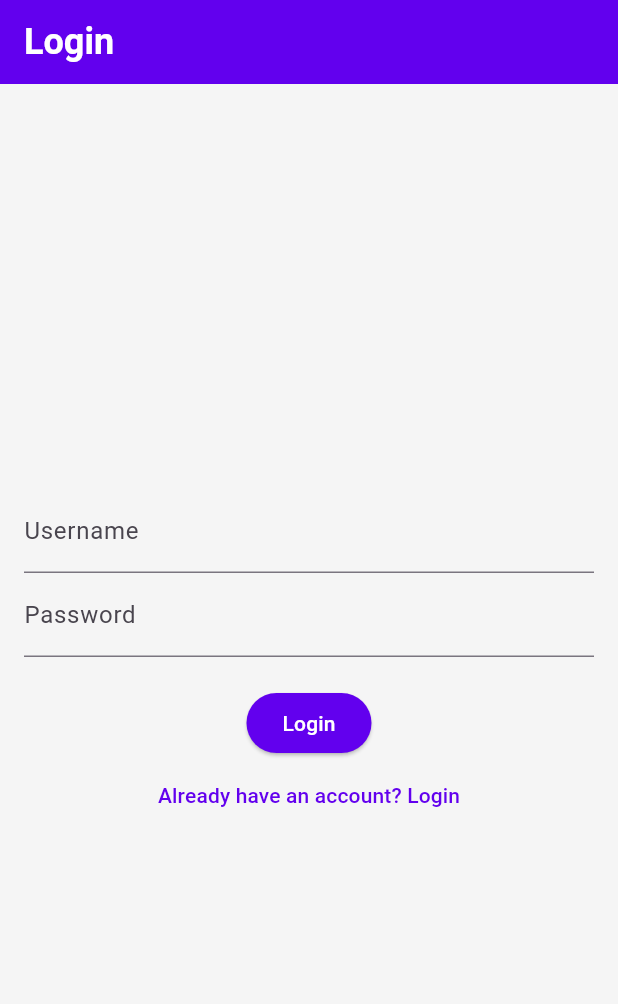
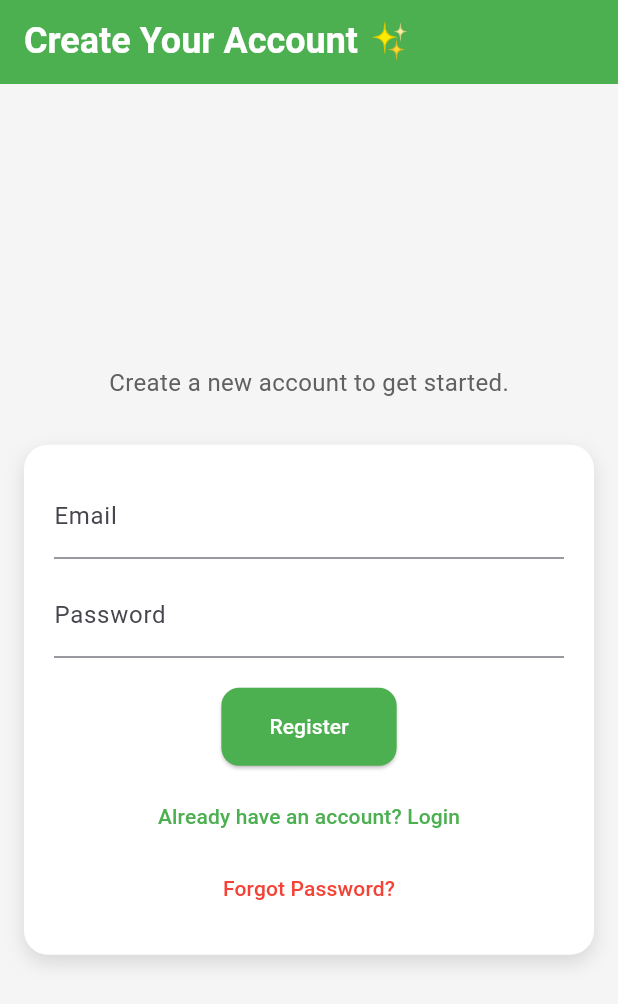
Before and after one commit to axel-flutter-dev/CS2_investment_tracker, a Flutter app: the screen it shows after launch, after a tap on an icon or button, on a phone screen of 412 x 824 dp. Shown: the top 1004 px of the screen. Run offline on Flutter 3.47's test engine with Material 3 defaults, Android fonts, the phone set to English and light mode, and no system bars; our stand-ins replace firebase_auth, firebase_core; accounts and stored records are empty; network calls fail.

Commit message:
login page complete!

```diff
--- a/lib/screens/login_screen.dart
+++ b/lib/screens/login_screen.dart
@@ -1,4 +1,5 @@
 import 'package:firebase_auth/firebase_auth.dart';
+import 'package:firebase_core/firebase_core.dart';
 import 'package:flutter/material.dart';
 import 'package:my_app/screens/main_screen.dart';
 import 'package:my_app/services/login_service.dart';
@@ -13,7 +14,9 @@ class LoginScreen extends StatefulWidget {
 class _LoginScreenState extends State<LoginScreen> {
   final TextEditingController _emailController = TextEditingController();
   final TextEditingController _passwordController = TextEditingController();
+  final TextEditingController _resetEmailController = TextEditingController();
   final LoginService _loginService = LoginService();
+  Color _colorPage = Colors.blue;
 
   bool _isLoading = false;
   bool _isLogin = true; // Toggle between login and register
@@ -30,14 +33,42 @@ class _LoginScreenState extends State<LoginScreen> {
           email: _emailController.text.trim(),
           password: _passwordController.text.trim(),
         );
-        if (user != null) _navigateToDashboard();
+        if (user != null) {
+          _emailController.clear();
+          _passwordController.clear();
+          _navigateToDashboard();
+        }
+
       } else {
         // Register
-        final user = await _loginService.registerWithEmail(
+        await _loginService.registerWithEmail(
           email: _emailController.text.trim(),
           password: _passwordController.text.trim(),
         );
-        if (user != null) _navigateToDashboard();
+        // Don't auto-login after registration
+        await FirebaseAuth.instance.signOut();
+
+        // ✅ FIXED showDialog syntax
+        showDialog(
+          context: context,
+          builder: (context) => AlertDialog(
+            title: const Text('Verify Your Email 📧'),
+            content: Text(
+              'A verification link has been sent to ${_emailController.text.trim()}. '
+              'Please verify your email before logging in.',
+            ),
+            actions: [
+              TextButton(
+                onPressed: () {
+                  Navigator.of(context).pop();
+
+                  _toggleFormMode(); // switch to login mode
+                },
+                child: const Text('OK'),
+              ),
+            ],
+          ),
+        );
       }
     } on FirebaseAuthException catch (e) {
       ScaffoldMessenger.of(
@@ -52,6 +83,41 @@ class _LoginScreenState extends State<LoginScreen> {
     }
   }
 
+  void _showResetPasswordDialog() {
+    showDialog(
+      context: context,
+      builder: (context) {
+        return AlertDialog(
+          title: const Text('Reset Password'),
+          content: TextField(
+            controller: _resetEmailController,
+            decoration: const InputDecoration(labelText: 'Enter your email'),
+          ),
+          actions: [
+            TextButton(
+              onPressed: () async {
+                try {
+                  await _loginService.sendPasswordResetEmail(
+                    _resetEmailController.text.trim(),
+                  );
+                  Navigator.of(context).pop();
+                  ScaffoldMessenger.of(context).showSnackBar(
+                    const SnackBar(content: Text('Password reset email sent')),
+                  );
+                } catch (e) {
+                  ScaffoldMessenger.of(
+                    context,
+                  ).showSnackBar(SnackBar(content: Text(e.toString())));
+                }
+              },
+              child: const Text('Submit'),
+            ),
+          ],
+        );
+      },
+    );
+  }
+
   void _navigateToDashboard() {
     Navigator.pushReplacement(
       context,
@@ -59,27 +125,67 @@ class _LoginScreenState extends State<LoginScreen> {
     );
   }
 
+  void _setColorPage() {
+    if (_isLogin) {
+      _colorPage = Colors.blue;
+    } else {
+      _colorPage = Colors.green;
+    }
+  }
+
   void _toggleFormMode() {
     setState(() => _isLogin = !_isLogin);
+    _setColorPage();
   }
 
   @override
   Widget build(BuildContext context) {
     return Scaffold(
-      appBar: AppBar(title: const Text('Login')),
-      body: Center(
+      appBar: AppBar(
+        title: Text(_isLogin ? 'Welcome Back 👋' : 'Create Your Account ✨'),
+        backgroundColor: _colorPage,
+      ),
+      body: Align(
+        alignment: Alignment.center,
+        child: SingleChildScrollView(
           child: Padding(
             padding: const EdgeInsets.all(16.0),
             child: Column(
               mainAxisAlignment: MainAxisAlignment.center,
               children: [
+                Text(
+                  _isLogin
+                      ? 'Welcome back! Please login to continue.'
+                      : 'Create a new account to get started.',
+                  style: TextStyle(fontSize: 16, color: Colors.grey[700]),
+                ),
+                SizedBox(height: 30),
+                Container(
+                  padding: const EdgeInsets.all(20),
+                  decoration: BoxDecoration(
+                    color: Colors.white, // card background
+                    borderRadius: BorderRadius.circular(16), // rounded corners
+                    boxShadow: [
+                      BoxShadow(
+                        color: Colors.black12, // shadow color
+                        blurRadius: 10, // blur intensity
+                        offset: const Offset(0, 5), // vertical offset
+                      ),
+                    ],
+                  ),
+                  child: Column(
+                    mainAxisSize: MainAxisSize.min,
+                    children: [
                       TextField(
                         controller: _emailController,
-                decoration: const InputDecoration(labelText: 'Username'),
+                        decoration: const InputDecoration(labelText: 'Email'),
                       ),
+                      const SizedBox(height: 10),
                       TextField(
                         controller: _passwordController,
-                decoration: const InputDecoration(labelText: 'Password'),
+                        decoration: const InputDecoration(
+                          labelText: 'Password',
+                        ),
                         obscureText: true,
                       ),
                       const SizedBox(height: 20),
@@ -87,20 +193,43 @@ class _LoginScreenState extends State<LoginScreen> {
                           ? const CircularProgressIndicator()
                           : ElevatedButton(
                               onPressed: _submit,
-                      child: const Text('Login'),
+                              style: ElevatedButton.styleFrom(
+                                backgroundColor: _colorPage,
+                                shape: RoundedRectangleBorder(
+                                  borderRadius: BorderRadius.circular(12),
                                 ),
+                                padding: const EdgeInsets.symmetric(
+                                  vertical: 16,
+                                  horizontal: 32,
+                                ),
+                              ),
+                              child: Text(_isLogin ? 'Login' : 'Register'),
+                            ),
+                      const SizedBox(height: 10),
                       TextButton(
                         onPressed: _toggleFormMode,
                         child: Text(
                           _isLogin
                               ? 'Don\'t have an account? Register'
                               : 'Already have an account? Login',
+                          style: TextStyle(color: _colorPage),
+                        ),
+                      ),
+                      TextButton(
+                        onPressed: _showResetPasswordDialog,
+                        child: const Text(
+                          'Forgot Password?',
+                          style: TextStyle(color: Colors.red),
+                        ),
+                      ),
+                    ],
                   ),
                 ),
               ],
             ),
           ),
         ),
+      ),
     );
   }
 }
--- a/lib/services/app_theme.dart
+++ b/lib/services/app_theme.dart
@@ -16,6 +16,8 @@ class AppColors {
   static const Color onBackground = Color(0xFF000000);
   static const Color onSurface = Color(0xFF000000);
   static const Color onError = Color(0xFFFFFFFF);
+  static const Color login = Colors.blue;
+  static const Color register = Colors.green;
 }
 
 // Text Styles
--- a/lib/services/login_service.dart
+++ b/lib/services/login_service.dart
@@ -14,11 +14,19 @@ class LoginService {
         email: email,
         password: password,
       );
-      return credential.user;
+
+      final user = credential.user;
+
+      // Check if email is verified
+      if (user != null && !user.emailVerified) {
+        await _auth.signOut();
+        throw Exception('Email not verified. Please check your inbox.');
+      }
+
+      return user;
+
     } on FirebaseAuthException catch (e) {
       throw Exception(e.message ?? 'Login failed');
-    } catch (e) {
-      throw Exception('An unknown error occurred');
     }
   }
 
@@ -32,13 +40,36 @@ class LoginService {
         email: email,
         password: password,
       );
-      return credential.user;
+
+      final user = credential.user;
+
+      // Send email verification
+      if (user != null && !user.emailVerified) {
+        await user.sendEmailVerification();
+      }
+
+      return user;
+
     } on FirebaseAuthException catch (e) {
       throw Exception(e.message ?? 'Registration failed');
     } catch (e) {
       print(e.toString());
       throw Exception(e.toString());
 
+    }
+  }
+
+  Future<void> sendPasswordResetEmail(String email) async {
+    if (email.isEmpty) {
+      throw Exception('Please enter your email address.');
+    }
+
+    try {
+      await _auth.sendPasswordResetEmail(email: email);
+    } on FirebaseAuthException catch (e) {
+      throw Exception(e.message ?? 'Password reset failed');
+    } catch (e) {
+      throw Exception('An unknown error occurred');
     }
   }
 
```
Lines whose indentation alone changed are shown as unchanged.
